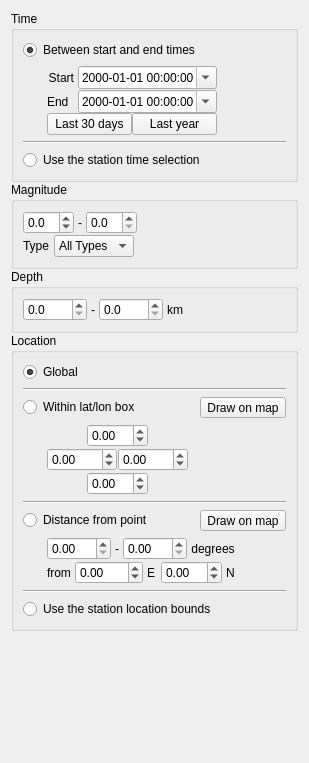
Above: pyweed/gui/uic/EventOptionsWidget.ui from iris-edu/pyweed before the change. Below: the same form after it.
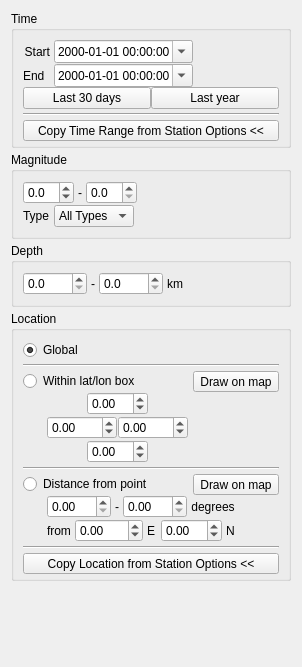
That is the form after the change.

Commit message: WIP event/station filter changes #6083 #6082

```diff
--- a/pyweed/gui/uic/EventOptionsWidget.ui
+++ b/pyweed/gui/uic/EventOptionsWidget.ui
@@ -6,8 +6,8 @@
    <rect>
     <x>0</x>
     <y>0</y>
-    <width>309</width>
-    <height>763</height>
+    <width>302</width>
+    <height>667</height>
    </rect>
   </property>
   <property name="sizePolicy">
@@ -18,7 +18,7 @@
   </property>
   <layout class="QVBoxLayout" name="verticalLayout">
    <property name="spacing">
-    <number>0</number>
+    <number>4</number>
    </property>
    <item>
     <widget class="QGroupBox" name="timeGroupBox">
@@ -26,26 +26,11 @@
       <string>Time</string>
      </property>
      <layout class="QVBoxLayout" name="verticalLayout_2">
-      <item>
-       <widget class="QRadioButton" name="timeBetweenRadioButton">
-        <property name="enabled">
-         <bool>true</bool>
-        </property>
-        <property name="text">
-         <string>Between start and end times</string>
-        </property>
-        <property name="checked">
-         <bool>true</bool>
-        </property>
-       </widget>
-      </item>
-      <item>
-       <layout class="QHBoxLayout" name="horizontalLayout_3" stretch="0,1">
         <property name="spacing">
-         <number>0</number>
-        </property>
-        <property name="leftMargin">
-         <number>24</number>
+       <number>4</number>
+      </property>
+      <property name="bottomMargin">
+       <number>4</number>
         </property>
         <item>
          <layout class="QVBoxLayout" name="verticalLayout_7">
@@ -135,34 +120,25 @@
          </layout>
         </item>
         <item>
-         <spacer name="horizontalSpacer_26">
-          <property name="orientation">
-           <enum>Qt::Horizontal</enum>
-          </property>
-          <property name="sizeHint" stdset="0">
-           <size>
-            <width>0</width>
-            <height>0</height>
-           </size>
-          </property>
-         </spacer>
-        </item>
-       </layout>
-      </item>
-      <item>
-       <widget class="Line" name="line_3">
+       <widget class="Line" name="line_2">
         <property name="orientation">
          <enum>Qt::Horizontal</enum>
         </property>
        </widget>
       </item>
       <item>
-       <widget class="QRadioButton" name="timeFromStationsRadioButton">
+       <widget class="QToolButton" name="timeFromStationsToolButton">
         <property name="enabled">
          <bool>true</bool>
         </property>
+        <property name="sizePolicy">
+         <sizepolicy hsizetype="MinimumExpanding" vsizetype="Fixed">
+          <horstretch>0</horstretch>
+          <verstretch>0</verstretch>
+         </sizepolicy>
+        </property>
         <property name="text">
-         <string>Use the station time selection</string>
+         <string>Copy Time Range from Station Options &lt;&lt;</string>
         </property>
        </widget>
       </item>
@@ -408,6 +384,14 @@
       <string>Location</string>
      </property>
      <layout class="QVBoxLayout" name="verticalLayout_6">
+      <property name="spacing">
+       <number>4</number>
+      </property>
+      <property name="bottomMargin">
+       <number>4</number>
+      </property>
+      <item>
+       <layout class="QHBoxLayout" name="horizontalLayout_7">
       <item>
        <widget class="QRadioButton" name="locationGlobalRadioButton">
         <property name="text">
@@ -418,6 +402,8 @@
         </property>
        </widget>
       </item>
+       </layout>
+      </item>
       <item>
        <widget class="Line" name="line_4">
         <property name="orientation">
@@ -426,6 +412,11 @@
        </widget>
       </item>
       <item>
+       <layout class="QVBoxLayout" name="verticalLayout_10">
+        <property name="spacing">
+         <number>0</number>
+        </property>
+        <item>
        <layout class="QHBoxLayout" name="horizontalLayout_4">
         <property name="spacing">
          <number>0</number>
@@ -602,6 +593,8 @@
         </item>
        </layout>
       </item>
+       </layout>
+      </item>
       <item>
        <widget class="Line" name="line">
         <property name="orientation">
@@ -610,6 +603,11 @@
        </widget>
       </item>
       <item>
+       <layout class="QVBoxLayout" name="verticalLayout_11">
+        <property name="spacing">
+         <number>0</number>
+        </property>
+        <item>
        <layout class="QHBoxLayout" name="horizontalLayout_5">
         <property name="spacing">
          <number>0</number>
@@ -786,20 +784,28 @@
         </item>
        </layout>
       </item>
+       </layout>
+      </item>
       <item>
-       <widget class="Line" name="line_2">
+       <widget class="Line" name="line_3">
         <property name="orientation">
          <enum>Qt::Horizontal</enum>
         </property>
        </widget>
       </item>
       <item>
-       <widget class="QRadioButton" name="locationFromStationsRadioButton">
+       <widget class="QToolButton" name="locationFromStationsToolButton">
         <property name="enabled">
          <bool>true</bool>
         </property>
+        <property name="sizePolicy">
+         <sizepolicy hsizetype="MinimumExpanding" vsizetype="Fixed">
+          <horstretch>0</horstretch>
+          <verstretch>0</verstretch>
+         </sizepolicy>
+        </property>
         <property name="text">
-         <string>Use the station location bounds</string>
+         <string>Copy Location from Station Options &lt;&lt;</string>
         </property>
        </widget>
       </item>
```
Lines whose indentation alone changed are shown as unchanged. The commit also changes 9 other files.
